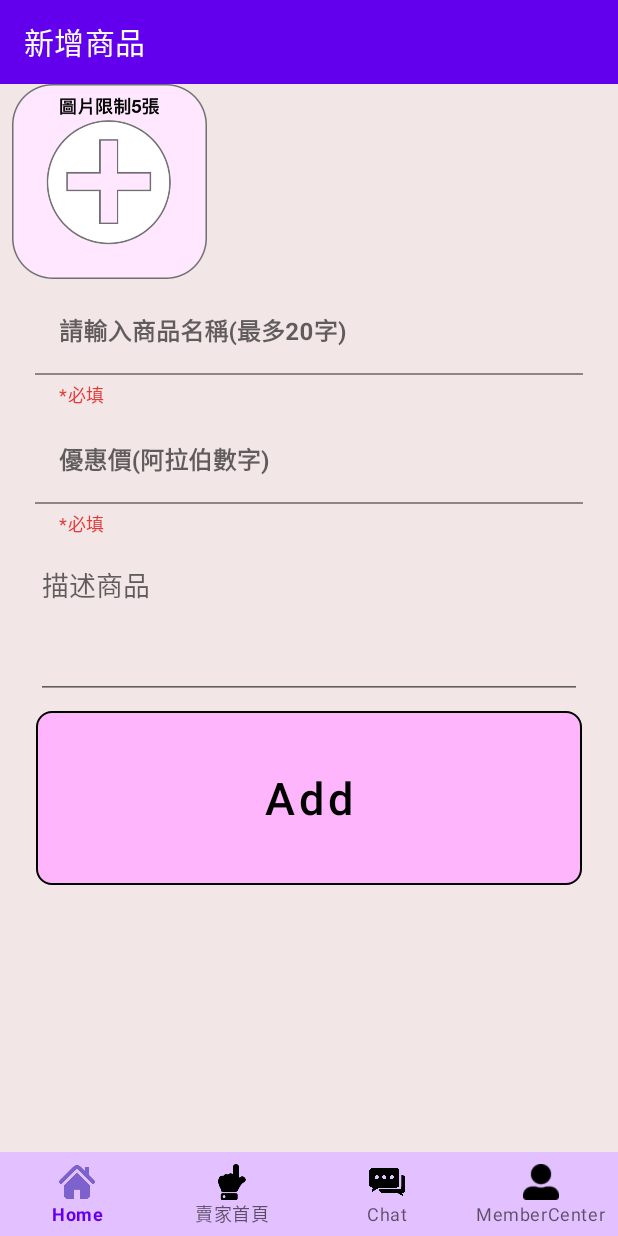
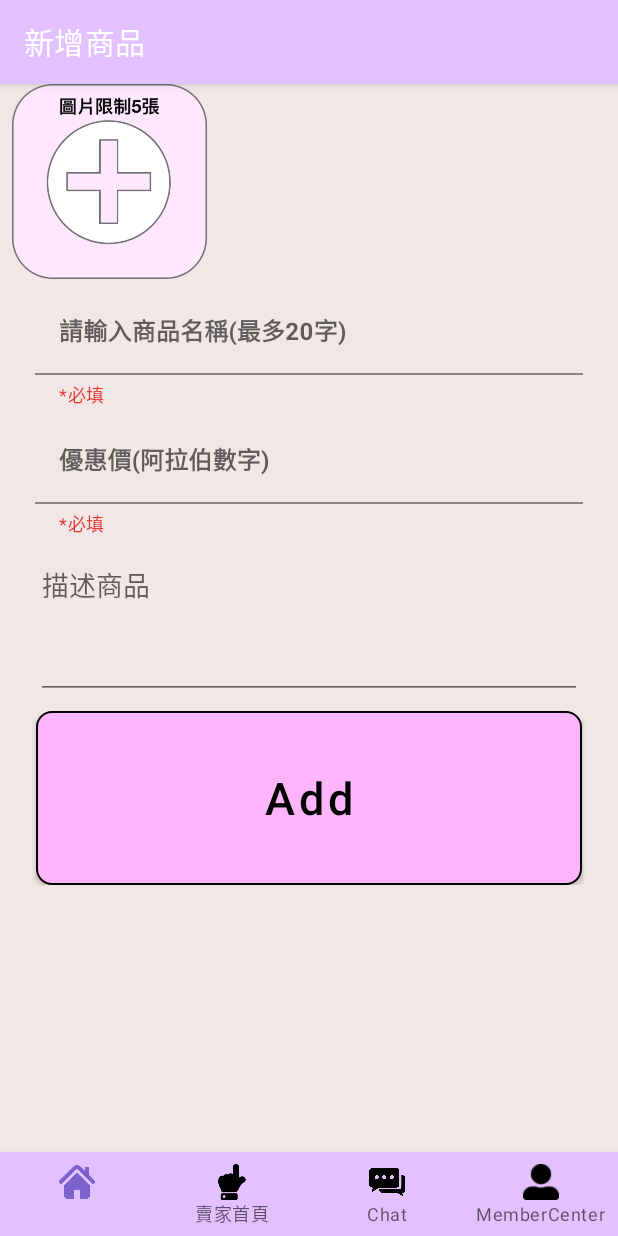
Before and after one commit to bluegate09/iamin, an Android app: the MerchInsertFragment screen opened through its navigation route, on a phone screen of 412 x 824 dp. Run offline under Robolectric (Android 15) with nearby library versions, the light colour scheme and no system bars; our stand-ins replace Firebase (no records; nobody signed in at launch, a user with empty details on screens opened directly), navigation-ui; libraries missing offline, so code that uses them is left out: com.yalantis.ucrop; 1 statement that could not run was skipped.

Commit message:
賣家 - 2020/07/25 - 4

```diff
--- a/app/src/main/AndroidManifest.xml
+++ b/app/src/main/AndroidManifest.xml
@@ -17,8 +17,6 @@
     <uses-feature android:glEsVersion="0x00020000" android:required="true" />
 
     <application
-        android:largeHeap="true"
-        android:hardwareAccelerated="false"
         android:allowBackup="true"
         android:icon="@mipmap/ic_launcher"
         android:label="@string/app_name"
--- a/app/src/main/java/idv/tfp10101/iamin/HomeFragment.java
+++ b/app/src/main/java/idv/tfp10101/iamin/HomeFragment.java
@@ -13,6 +13,7 @@ import android.os.Bundle;
 
 import androidx.annotation.NonNull;
 import androidx.annotation.Nullable;
+import androidx.appcompat.app.AppCompatActivity;
 import androidx.core.app.ActivityCompat;
 import androidx.core.content.ContextCompat;
 import androidx.fragment.app.Fragment;
@@ -64,6 +65,7 @@ import java.util.HashMap;
 import java.util.HashSet;
 import java.util.List;
 import java.util.Map;
+import java.util.Objects;
 import java.util.Set;
 import java.util.concurrent.ExecutorService;
 import java.util.concurrent.Executors;
@@ -107,6 +109,8 @@ public class HomeFragment extends Fragment {
     @Override
     public void onCreate(Bundle savedInstanceState) {
         super.onCreate(savedInstanceState);
+        //
+        Objects.requireNonNull(((AppCompatActivity) requireActivity()).getSupportActionBar()).show();
 
         // 需要開啟多個執行緒取得圖片，使用執行緒池功能
         int numProcs = Runtime.getRuntime().availableProcessors();
--- a/app/src/main/java/idv/tfp10101/iamin/MainActivity.java
+++ b/app/src/main/java/idv/tfp10101/iamin/MainActivity.java
@@ -30,6 +30,8 @@ import com.google.android.gms.tasks.Task;
 import com.google.android.material.bottomnavigation.BottomNavigationView;
 import com.google.firebase.FirebaseApp;
 import com.google.firebase.messaging.FirebaseMessaging;
+
+import java.util.Objects;
 
 import static idv.tfp10101.iamin.Constants.FCM_Token;
 
--- a/app/src/main/res/layout/activity_main.xml
+++ b/app/src/main/res/layout/activity_main.xml
@@ -30,7 +30,7 @@
         android:layout_gravity="bottom"
         android:background="@color/colorBottomNavigationView"
         app:itemIconTint="@drawable/color_bottom_navigation_icon"
+        app:labelVisibilityMode="labeled"
         app:layout_constraintBottom_toBottomOf="@+id/content"
-        app:labelVisibilityMode="labeled"
         app:menu="@menu/tab_menu" />
 </LinearLayout>
--- a/app/src/main/res/layout/fragment_home.xml
+++ b/app/src/main/res/layout/fragment_home.xml
@@ -35,7 +35,6 @@
                 android:layout_height="wrap_content"
                 android:layout_weight="5"
                 android:background="@drawable/searchview_background"
-                android:iconifiedByDefault="false"
                 android:queryBackground="@android:color/transparent"
                 android:visibility="visible">
 
--- a/app/src/main/res/values/themes.xml
+++ b/app/src/main/res/values/themes.xml
@@ -2,9 +2,9 @@
     <!-- Base application theme. -->
     <style name="Theme.Iamin" parent="Theme.MaterialComponents.DayNight.DarkActionBar">
         <!-- Primary brand color. -->
-        <item name="colorPrimary">@color/purple_500</item>
-        <item name="colorPrimaryVariant">@color/purple_700</item>
-        <item name="colorOnPrimary">@color/white</item>
+        <item name="colorPrimary">@color/colorBottomNavigationView</item>
+        <item name="colorPrimaryVariant">@color/colorBottomNavigationViewIcon</item>
+        <item name="colorOnPrimary">@color/colorBottomNavigationViewIcon</item>
         <!-- Secondary brand color. -->
         <item name="colorSecondary">@color/teal_200</item>
         <item name="colorSecondaryVariant">@color/teal_700</item>
```
